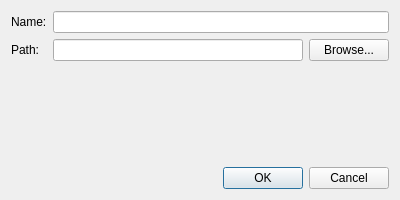
bcolyn/PhotonFinder, file astrofilemanager/ui/LibraryRootEditDialog.ui: the form before one commit.
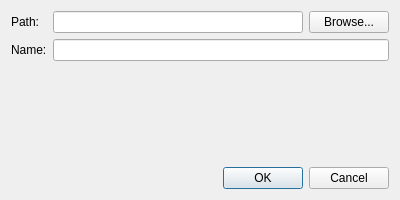
The form after the commit.

Commit message: Fixes and extended reporting for library scans

The edit to the form file:
```diff
--- a/astrofilemanager/ui/LibraryRootEditDialog.ui
+++ b/astrofilemanager/ui/LibraryRootEditDialog.ui
@@ -17,23 +17,13 @@
    <item>
     <layout class="QFormLayout" name="formLayout">
      <item row="0" column="0">
-      <widget class="QLabel" name="nameLabel">
-       <property name="text">
-        <string>Name:</string>
-       </property>
-      </widget>
-     </item>
-     <item row="0" column="1">
-      <widget class="QLineEdit" name="nameLineEdit"/>
-     </item>
-     <item row="1" column="0">
       <widget class="QLabel" name="pathLabel">
        <property name="text">
         <string>Path:</string>
        </property>
       </widget>
      </item>
-     <item row="1" column="1">
+     <item row="0" column="1">
       <layout class="QHBoxLayout" name="horizontalLayout">
        <item>
         <widget class="QLineEdit" name="pathLineEdit"/>
@@ -47,6 +37,16 @@
        </item>
       </layout>
      </item>
+     <item row="1" column="0">
+      <widget class="QLabel" name="nameLabel">
+       <property name="text">
+        <string>Name:</string>
+       </property>
+      </widget>
+     </item>
+     <item row="1" column="1">
+      <widget class="QLineEdit" name="nameLineEdit"/>
+     </item>
     </layout>
    </item>
    <item>
```
Left out of the diff: 4 changed lines with no effect on the pictures. The commit also changes 8 other files.
